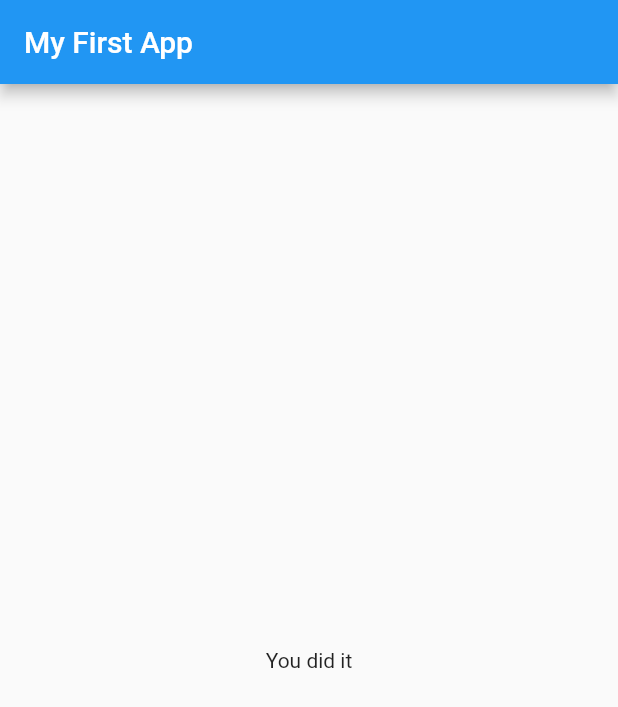
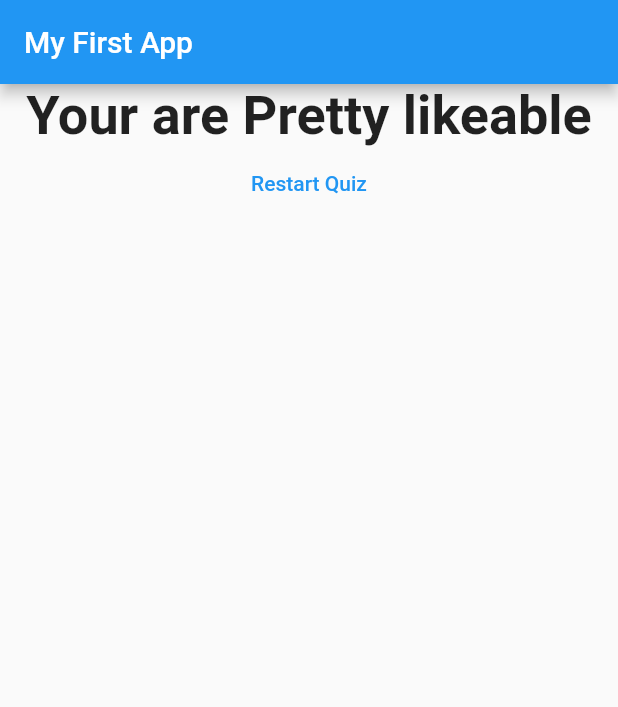
Before and after one commit to Preetam2114/Flutter_basics, a Flutter app: the screen it shows after launch, after a tap on "Green", after a tap on "Mercedes", after a tap on "Tiger", on a phone screen of 412 x 824 dp. Shown: the top 707 px of the screen. Run offline on Flutter 3.47's test engine with Material 2 defaults, Android fonts, the phone set to English and light mode, and no system bars.

```diff
--- a/lib/main.dart
+++ b/lib/main.dart
@@ -15,8 +15,43 @@ class MyApp extends StatefulWidget {
 
 class _MyAppState extends State<MyApp> {
   int _questionInd = 0;
+  int _totalScore = 0;
+  var _questions = [
+    {
+      'questionText': 'What\'s your favourite colour?',
+      'answers': [
+        {'text': 'Green', 'score': 3},
+        {'text': 'Blue', 'score': 2},
+        {'text': 'Red', 'score': 4}
+      ],
+    },
+    {
+      'questionText': 'What\'s your favourite car?',
+      'answers': [
+        {'text': 'BMW', 'score': 3},
+        {'text': 'Mercedes', 'score': 4},
+        {'text': 'Audi', 'score': 5}
+      ],
+    },
+    {
+      'questionText': 'Who\'s your favourite animal?',
+      'answers': [
+        {'text': 'Elephant', 'score': 3},
+        {'text': 'Lion', 'score': 2},
+        {'text': 'Tiger', 'score': 3}
+      ],
+    },
+  ];
 
-  void _answerQuestion() {
+  void _resetQuiz() {
+    setState(() {
+      _questionInd = 0;
+      _totalScore = 0;
+    });
+  }
+
+  void _answerQuestion(int score) {
+    _totalScore += score;
     setState(() {
       if (_questionInd < 3) {
         _questionInd += 1;
@@ -29,20 +64,6 @@ class _MyAppState extends State<MyApp> {
 
   @override
   Widget build(BuildContext context) {
-    var _questions = [
-      {
-        'questionText': 'What\'s your favourite colour?',
-        'answers': ['Green', 'Blue', 'Red'],
-      },
-      {
-        'questionText': 'What\'s your favourite car?',
-        'answers': ['BMW', 'Mercedes', 'Audi'],
-      },
-      {
-        'questionText': 'Who\'s your favourite animal?',
-        'answers': ['Elephant', 'Lion', 'Tiger'],
-      },
-    ];
     return MaterialApp(
         home: Scaffold(
             appBar: AppBar(
@@ -54,6 +75,6 @@ class _MyAppState extends State<MyApp> {
                     questionInd: _questionInd,
                     questions: _questions,
                   )
-                : Results()));
+                : Results(_totalScore, _resetQuiz)));
   }
 }
--- a/lib/quiz.dart
+++ b/lib/quiz.dart
@@ -17,8 +17,9 @@ class Quiz extends StatelessWidget {
     return Column(
       children: [
         Question(questions[questionInd]['questionText']),
-        ...(questions[questionInd]['answers'] as List<String>).map((answer) {
-          return Answer(answerQuestion, answer);
+        ...(questions[questionInd]['answers'] as List<Map<String, Object>>)
+            .map((answer) {
+          return Answer(() => answerQuestion(answer['score']), answer['text']);
         }).toList()
       ],
     );
--- a/lib/result.dart
+++ b/lib/result.dart
@@ -1,10 +1,38 @@
 import 'package:flutter/material.dart';
 
 class Results extends StatelessWidget {
+  final int resultScore;
+  final Function resetHandler;
+  Results(this.resultScore, this.resetHandler);
+
+  String get resultPhrase {
+    String resultText;
+    if (resultScore <= 7) {
+      resultText = 'You are awesome';
+    } else if (resultScore <= 10) {
+      resultText = 'Your are Pretty likeable';
+    } else {
+      resultText = 'Your are Strange';
+    }
+    return resultText;
+  }
+
   @override
   Widget build(BuildContext context) {
     return Center(
-      child: Text('You did it'),
-    );
+        child: Column(
+      children: <Widget>[
+        Text(
+          resultPhrase,
+          style: TextStyle(fontSize: 36, fontWeight: FontWeight.bold),
+          textAlign: TextAlign.center,
+        ),
+        FlatButton(
+          onPressed: resetHandler,
+          child: Text('Restart Quiz'),
+          textColor: Colors.blue,
+        )
+      ],
+    ));
   }
 }
```
